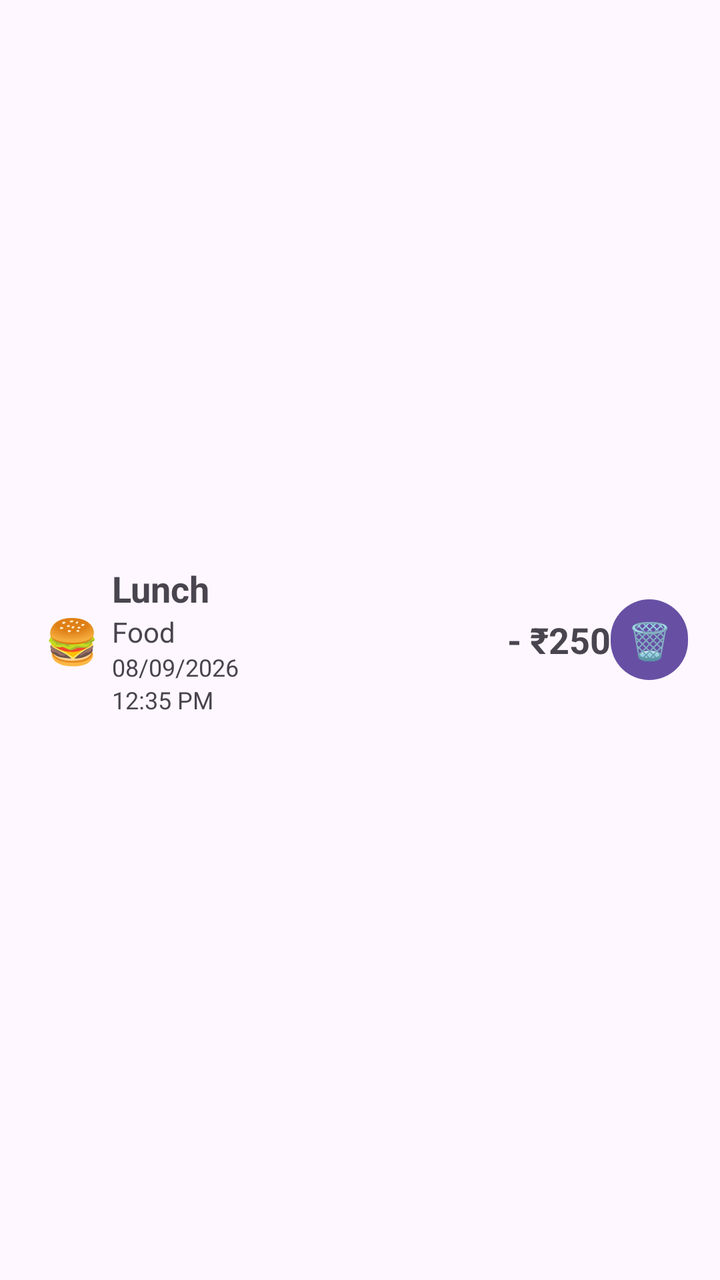
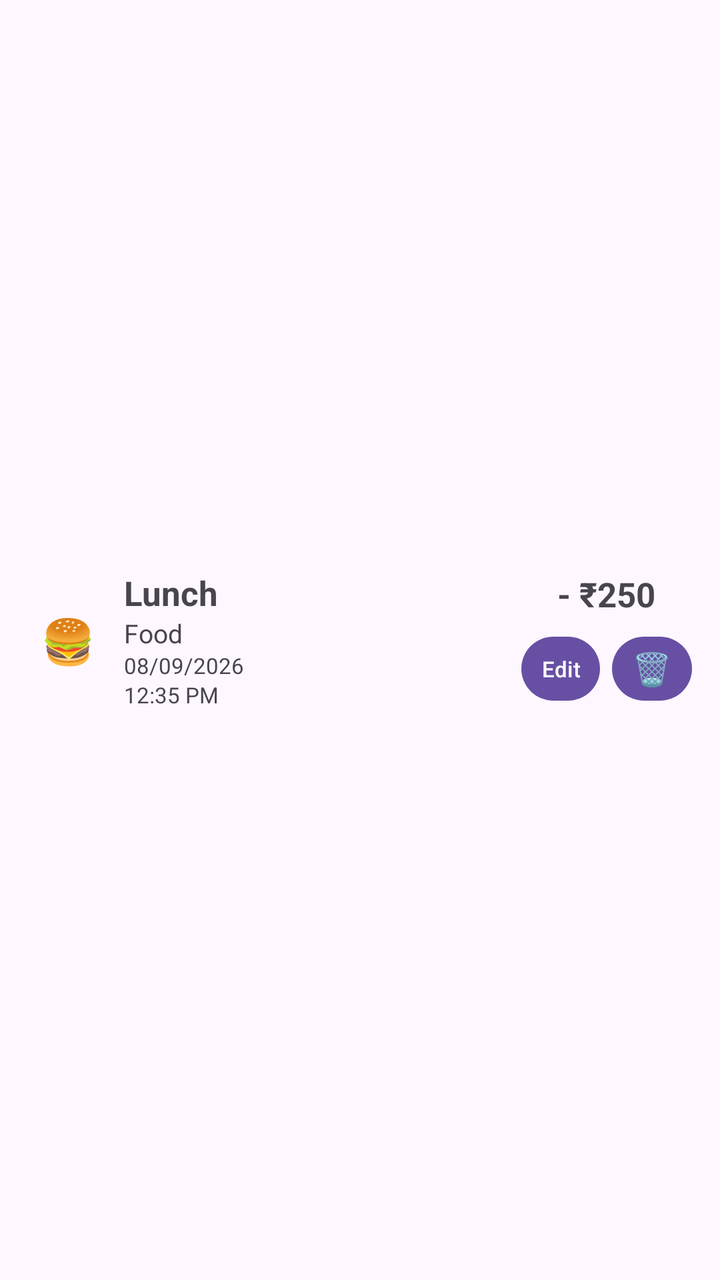

Two renders of the same Android screen: before a commit and after it. Below are the layout's source before the change and the commit's diff.
<!-- AndroidManifest.xml: application theme Theme.SpeedWise -->
<!-- res/layout/item_transaction.xml -->
<?xml version="1.0" encoding="utf-8"?>
<LinearLayout
    xmlns:android="http://schemas.android.com/apk/res/android"

    android:layout_width="match_parent"
    android:layout_height="wrap_content"

    android:orientation="horizontal"
    android:padding="16dp"
    android:gravity="center_vertical">


    

    <TextView
        android:id="@+id/tvEmoji"

        android:layout_width="40dp"
        android:layout_height="40dp"

        android:gravity="center"

        android:text="🍔"
        android:textSize="22sp"/>


    

    <LinearLayout

        android:layout_width="0dp"
        android:layout_height="wrap_content"

        android:layout_weight="1"

        android:orientation="vertical">


        <TextView
            android:id="@+id/tvDescription"

            android:layout_width="wrap_content"
            android:layout_height="wrap_content"

            android:text="Lunch"
            android:textSize="18sp"
            android:textStyle="bold"/>


        <TextView
            android:id="@+id/tvCategory"

            android:layout_width="wrap_content"
            android:layout_height="wrap_content"

            android:text="Food"
            android:textSize="14sp"/>


        

        <TextView
            android:id="@+id/tvDate"

            android:layout_width="wrap_content"
            android:layout_height="wrap_content"

            android:text="08/09/2026"
            android:textSize="12sp"/>


        

        <TextView
            android:id="@+id/tvTime"

            android:layout_width="wrap_content"
            android:layout_height="wrap_content"

            android:text="12:35 PM"
            android:textSize="12sp"/>

    </LinearLayout>


    

    <TextView
        android:id="@+id/tvAmount"

        android:layout_width="wrap_content"
        android:layout_height="wrap_content"

        android:text="- ₹250"

        android:textSize="18sp"
        android:textStyle="bold"/>


    

    <Button
        android:id="@+id/btnDelete"

        android:layout_width="wrap_content"
        android:layout_height="wrap_content"

        android:text="🗑️"
        android:textSize="18sp"

        android:minWidth="0dp"

        android:padding="8dp"/>

</LinearLayout>
<!-- resources referenced by this layout -->
<resources>
  <style name="Theme.SpeedWise" parent="Base.Theme.SpeedWise" />
  <style name="Base.Theme.SpeedWise" parent="Theme.Material3.DayNight.NoActionBar">
          
          
      </style>
</resources>

<!-- the commit's change to res/layout/item_transaction.xml (unified diff, before → after) -->
@@ -6,7 +6,7 @@
     android:layout_height="wrap_content"
 
     android:orientation="horizontal"
-    android:padding="16dp"
+    android:padding="14dp"
     android:gravity="center_vertical">
 
 
@@ -33,7 +33,10 @@
 
         android:layout_weight="1"
 
-        android:orientation="vertical">
+        android:orientation="vertical"
+
+        android:paddingStart="8dp"
+        android:paddingEnd="8dp">
 
 
         <TextView
@@ -43,7 +46,7 @@
             android:layout_height="wrap_content"
 
             android:text="Lunch"
-            android:textSize="18sp"
+            android:textSize="17sp"
             android:textStyle="bold"/>
 
 
@@ -54,10 +57,8 @@
             android:layout_height="wrap_content"
 
             android:text="Food"
-            android:textSize="14sp"/>
+            android:textSize="13sp"/>
 
-
-        
 
         <TextView
             android:id="@+id/tvDate"
@@ -66,10 +67,8 @@
             android:layout_height="wrap_content"
 
             android:text="08/09/2026"
-            android:textSize="12sp"/>
+            android:textSize="11sp"/>
 
-
-        
 
         <TextView
             android:id="@+id/tvTime"
@@ -78,38 +77,88 @@
             android:layout_height="wrap_content"
 
             android:text="12:35 PM"
-            android:textSize="12sp"/>
+            android:textSize="11sp"/>
 
     </LinearLayout>
 
 
     
 
-    <TextView
-        android:id="@+id/tvAmount"
+    <LinearLayout
 
         android:layout_width="wrap_content"
         android:layout_height="wrap_content"
 
-        android:text="- ₹250"
-
-        android:textSize="18sp"
-        android:textStyle="bold"/>
+        android:orientation="vertical"
+        android:gravity="center_horizontal">
 
 
-    
+        
 
-    <Button
-        android:id="@+id/btnDelete"
+        <TextView
+            android:id="@+id/tvAmount"
 
-        android:layout_width="wrap_content"
-        android:layout_height="wrap_content"
+            android:layout_width="wrap_content"
+            android:layout_height="wrap_content"
 
-        android:text="🗑️"
-        android:textSize="18sp"
+            android:text="- ₹250"
 
-        android:minWidth="0dp"
+            android:textSize="17sp"
+            android:textStyle="bold"
 
-        android:padding="8dp"/>
+            android:layout_marginBottom="6dp"/>
+
+
+        
+
+        <LinearLayout
+
+            android:layout_width="wrap_content"
+            android:layout_height="wrap_content"
+
+            android:orientation="horizontal"
+            android:gravity="center">
+
+
+            
+
+            <Button
+                android:id="@+id/btnEdit"
+
+                android:layout_width="wrap_content"
+                android:layout_height="40dp"
+
+                android:text="Edit"
+                android:textSize="11sp"
+                android:textAllCaps="false"
+
+                android:minWidth="0dp"
+                android:minHeight="0dp"
+
+                android:paddingStart="10dp"
+                android:paddingEnd="10dp"
+
+                android:layout_marginEnd="6dp"/>
+
+
+            
+
+            <Button
+                android:id="@+id/btnDelete"
+
+                android:layout_width="40dp"
+                android:layout_height="40dp"
+
+                android:text="🗑️"
+                android:textSize="16sp"
+
+                android:minWidth="0dp"
+                android:minHeight="0dp"
+
+                android:padding="0dp"/>
+
+        </LinearLayout>
+
+    </LinearLayout>
 
 </LinearLayout>
